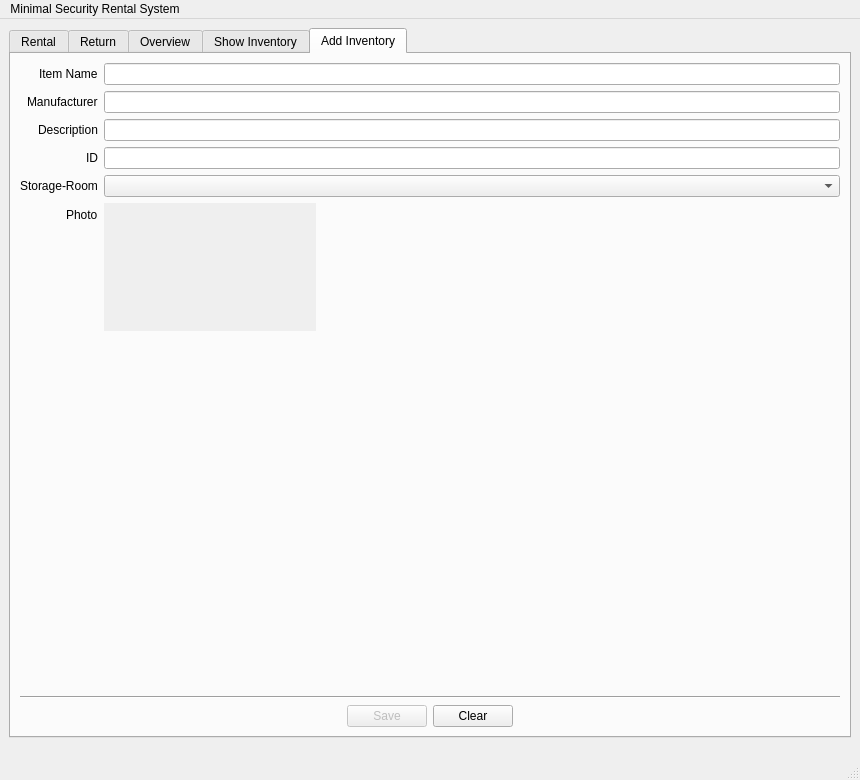
This is MinimumSecurityRentalSystem/mainwindow.ui in clockdiv/Minimum-Security-Rental-System as Qt 5 draws it before an edit. The edited form follows.
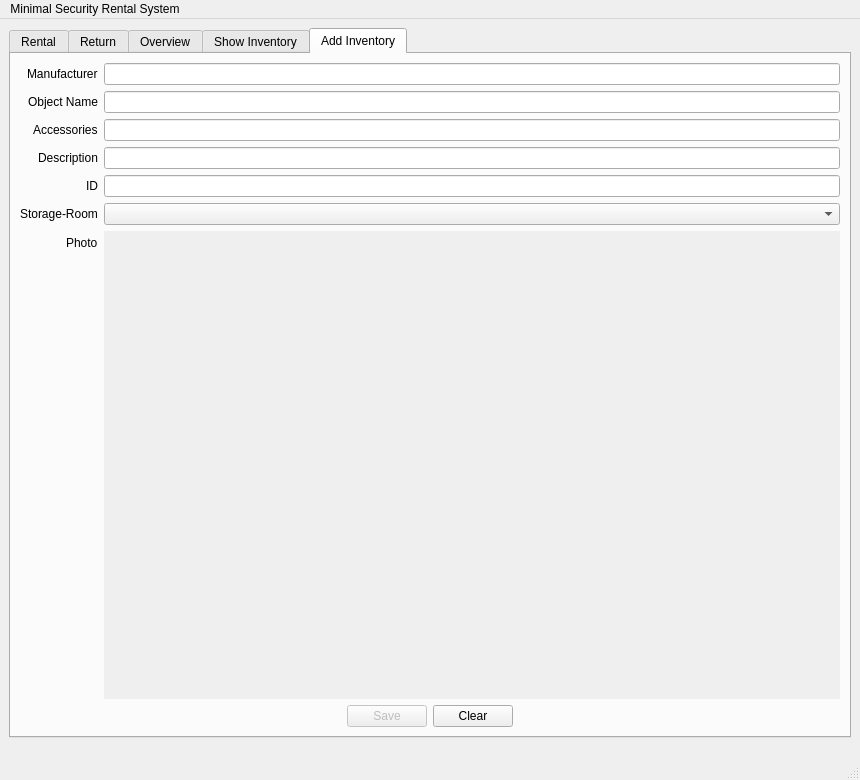
This is the edited form. The open tabs and pages were chosen to show the change. Custom widgets are drawn as their Qt base class.

Commit message: added accessories to inventory

Diff of the .ui file:
```diff
--- a/MinimumSecurityRentalSystem/mainwindow.ui
+++ b/MinimumSecurityRentalSystem/mainwindow.ui
@@ -608,94 +608,77 @@
           <property name="formAlignment">
            <set>Qt::AlignHCenter|Qt::AlignTop</set>
           </property>
-          <item row="0" column="0">
-           <widget class="QLabel" name="label">
-            <property name="text">
-             <string>Item Name</string>
-            </property>
-           </widget>
-          </item>
-          <item row="0" column="1">
-           <widget class="QLineEdit" name="lineEdit_objectName"/>
-          </item>
           <item row="1" column="0">
-           <widget class="QLabel" name="label_5">
+           <widget class="QLabel" name="label">
             <property name="text">
-             <string>Manufacturer</string>
+             <string>Object Name</string>
             </property>
            </widget>
           </item>
           <item row="1" column="1">
-           <widget class="QLineEdit" name="lineEdit_objectManufacturer"/>
+           <widget class="QLineEdit" name="lineEdit_objectName"/>
           </item>
-          <item row="2" column="0">
+          <item row="3" column="0">
            <widget class="QLabel" name="label_6">
             <property name="text">
              <string>Description</string>
             </property>
            </widget>
           </item>
-          <item row="2" column="1">
+          <item row="3" column="1">
            <widget class="QLineEdit" name="lineEdit_itemDescription"/>
           </item>
-          <item row="3" column="0">
+          <item row="4" column="0">
            <widget class="QLabel" name="label_2">
             <property name="text">
              <string>ID</string>
             </property>
            </widget>
           </item>
-          <item row="3" column="1">
+          <item row="4" column="1">
            <widget class="QLineEdit" name="lineEdit_objectID"/>
           </item>
-          <item row="4" column="0">
+          <item row="5" column="0">
            <widget class="QLabel" name="label_3">
             <property name="text">
              <string>Storage-Room</string>
             </property>
            </widget>
           </item>
-          <item row="4" column="1">
+          <item row="5" column="1">
            <widget class="QComboBox" name="comboBox_storageRoom">
             <property name="currentText">
              <string/>
             </property>
            </widget>
           </item>
-          <item row="5" column="0">
+          <item row="6" column="0">
            <widget class="QLabel" name="label_4">
             <property name="text">
              <string>Photo</string>
             </property>
            </widget>
           </item>
-          <item row="5" column="1">
+          <item row="6" column="1">
            <layout class="QGridLayout" name="gridLayout">
-            <item row="0" column="3">
-             <spacer name="horizontalSpacer_3">
-              <property name="orientation">
-               <enum>Qt::Horizontal</enum>
-              </property>
-              <property name="sizeHint" stdset="0">
-               <size>
-                <width>40</width>
-                <height>20</height>
-               </size>
-              </property>
-             </spacer>
-            </item>
             <item row="0" column="0">
              <widget class="QCameraViewfinder" name="viewfinder" native="true">
+              <property name="sizePolicy">
+               <sizepolicy hsizetype="Preferred" vsizetype="Expanding">
+                <horstretch>0</horstretch>
+                <verstretch>0</verstretch>
+               </sizepolicy>
+              </property>
               <property name="minimumSize">
                <size>
-                <width>212</width>
-                <height>128</height>
+                <width>512</width>
+                <height>256</height>
                </size>
               </property>
               <property name="maximumSize">
                <size>
-                <width>212</width>
-                <height>128</height>
+                <width>65535</width>
+                <height>65535</height>
                </size>
               </property>
               <property name="autoFillBackground">
@@ -705,15 +688,28 @@
             </item>
            </layout>
           </item>
+          <item row="0" column="0">
+           <widget class="QLabel" name="label_5">
+            <property name="text">
+             <string>Manufacturer</string>
+            </property>
+           </widget>
+          </item>
+          <item row="0" column="1">
+           <widget class="QLineEdit" name="lineEdit_objectManufacturer"/>
+          </item>
+          <item row="2" column="0">
+           <widget class="QLabel" name="label_13">
+            <property name="text">
+             <string>Accessories</string>
+            </property>
+           </widget>
+          </item>
+          <item row="2" column="1">
+           <widget class="QLineEdit" name="lineEdit_objectAccessories"/>
+          </item>
          </layout>
         </item>
-        <item>
-         <widget class="Line" name="line">
-          <property name="orientation">
-           <enum>Qt::Horizontal</enum>
-          </property>
-         </widget>
-        </item>
         <item>
          <layout class="QVBoxLayout" name="verticalLayout_2">
           <item>
```
Left out of the diff: 30 changed lines with no effect on the pictures. The commit also changes 4 other files.
